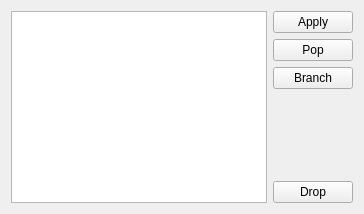
KDE/kdevelop, file plugins/git/stashmanagerdialog.ui: the form before one commit.
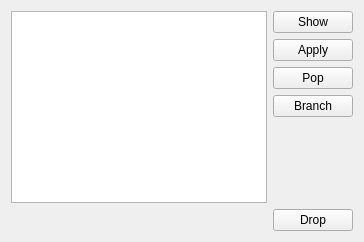
The form after the commit.

Commit message:
Implement git stash show in the Stash Manager
Connected the stash manager with the patch review UI to see the contents
of a stash.

Patch:
```diff
--- a/plugins/git/stashmanagerdialog.ui
+++ b/plugins/git/stashmanagerdialog.ui
@@ -11,6 +11,16 @@
     </widget>
    </item>
    <item row="0" column="1">
+    <widget class="QPushButton" name="show">
+     <property name="whatsThis">
+      <string>Show the contents of the stash</string>
+     </property>
+     <property name="text">
+      <string>Show</string>
+     </property>
+    </widget>
+   </item>
+   <item row="1" column="1">
     <widget class="QPushButton" name="apply">
      <property name="whatsThis">
       <string>Applies stash's patch</string>
@@ -20,7 +30,7 @@
      </property>
     </widget>
    </item>
-   <item row="1" column="1">
+   <item row="2" column="1">
     <widget class="QPushButton" name="pop">
      <property name="whatsThis">
       <string>Applies stash's patch and drops the stash</string>
@@ -30,7 +40,7 @@
      </property>
     </widget>
    </item>
-   <item row="2" column="1">
+   <item row="3" column="1">
     <widget class="QPushButton" name="branch">
      <property name="whatsThis">
       <string>Creates a new branch and applies the stash there, then it drops the stash.</string>
@@ -40,7 +50,7 @@
      </property>
     </widget>
    </item>
-   <item row="3" column="1">
+   <item row="4" column="1">
     <spacer name="verticalSpacer">
      <property name="orientation">
       <enum>Qt::Vertical</enum>
@@ -53,7 +63,7 @@
      </property>
     </spacer>
    </item>
-   <item row="4" column="1">
+   <item row="5" column="1">
     <widget class="QPushButton" name="drop">
      <property name="whatsThis">
       <string>Removes the selected branch</string>
```
The commit also changes 6 other files.
